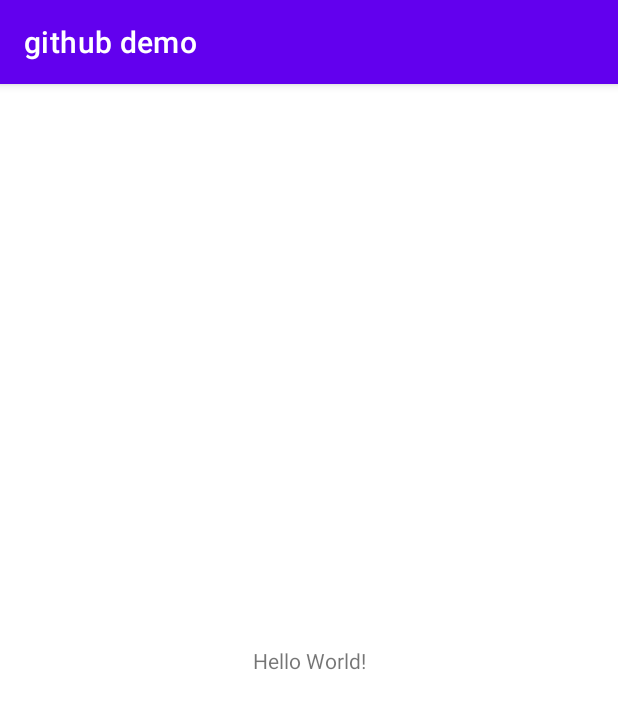
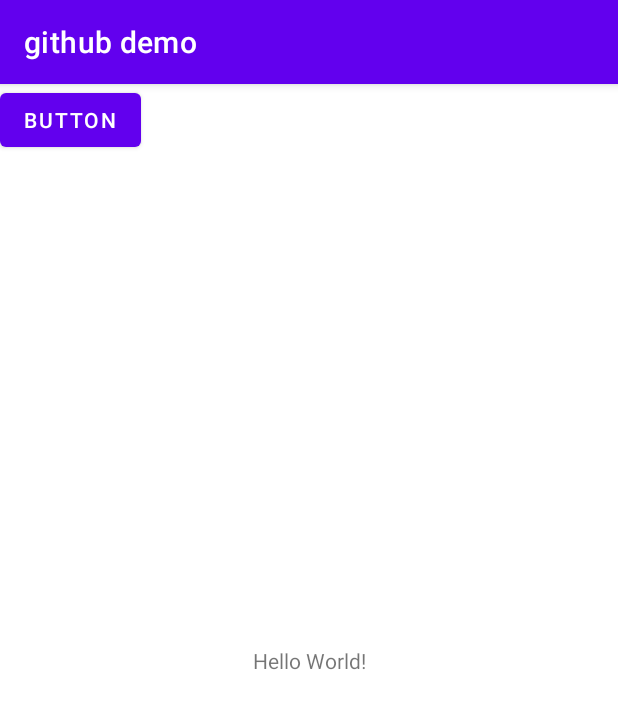
Before and after one commit to vishwas497/githubdemo, an Android app: the screen it shows after launch (MainActivity), on a phone screen of 412 x 824 dp. Shown: the top 709 px of the screen. Run offline under Robolectric (Android 15) with nearby library versions, the phone set to English and light mode, and no system bars.

Commit message:
second commit

```diff
--- a/app/src/main/res/layout/activity_main.xml
+++ b/app/src/main/res/layout/activity_main.xml
@@ -15,4 +15,13 @@
         app:layout_constraintRight_toRightOf="parent"
         app:layout_constraintTop_toTopOf="parent" />
 
+    <Button
+        android:id="@+id/button"
+        android:layout_width="wrap_content"
+        android:layout_height="wrap_content"
+        android:text="Button"
+        tools:layout_editor_absoluteX="164dp"
+        tools:layout_editor_absoluteY="274dp" />
+
+
 </androidx.constraintlayout.widget.ConstraintLayout>
```
